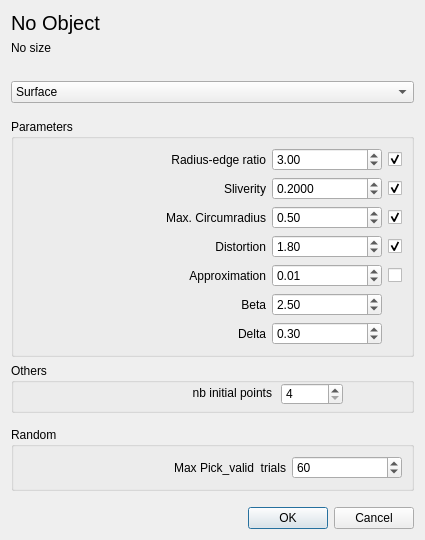
This is Anisotropic_mesh_3/demo/ui_files/Aniso_meshing_dialog.ui in MaelRL/cgal as Qt 5 draws it before an edit. The edited form follows.
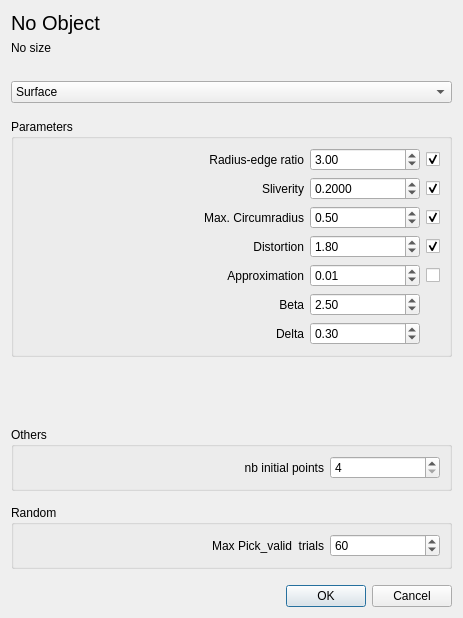
This is the edited form.

```diff
--- a/Anisotropic_mesh_3/demo/ui_files/Aniso_meshing_dialog.ui
+++ b/Anisotropic_mesh_3/demo/ui_files/Aniso_meshing_dialog.ui
@@ -9,8 +9,8 @@
    <rect>
     <x>0</x>
     <y>0</y>
-    <width>425</width>
-    <height>536</height>
+    <width>437</width>
+    <height>618</height>
    </rect>
   </property>
   <property name="windowTitle">
@@ -96,17 +96,73 @@
      <property name="title">
       <string>Parameters</string>
      </property>
-     <layout class="QGridLayout" name="gridLayout_2" rowstretch="0,0,0,0,0,0,0,0" columnstretch="2,0,0">
-      <item row="0" column="0">
-       <widget class="QLabel" name="radiusEdgeRatio_label">
+     <layout class="QGridLayout" name="gridLayout_2" rowstretch="0,0,0,0,0,0,0,0,0,0" columnstretch="2,0,0">
+      <item row="0" column="2">
+       <widget class="QCheckBox" name="noRadiusEdgeRatio">
+        <property name="toolTip">
+         <string>Enable/Disable parameter</string>
+        </property>
         <property name="text">
-         <string>Radius-edge ratio</string>
+         <string/>
+        </property>
+        <property name="checked">
+         <bool>true</bool>
+        </property>
+       </widget>
+      </item>
+      <item row="4" column="0">
+       <widget class="QLabel" name="approx_label">
+        <property name="text">
+         <string>Approximation</string>
+        </property>
+        <property name="alignment">
+         <set>Qt::AlignRight|Qt::AlignTrailing|Qt::AlignVCenter</set>
+        </property>
+       </widget>
+      </item>
+      <item row="3" column="1">
+       <widget class="QDoubleSpinBox" name="distortion">
+        <property name="singleStep">
+         <double>0.100000000000000</double>
+        </property>
+        <property name="value">
+         <double>1.800000000000000</double>
+        </property>
+       </widget>
+      </item>
+      <item row="2" column="0">
+       <widget class="QLabel" name="circumradius_label">
+        <property name="text">
+         <string>Max. Circumradius</string>
         </property>
         <property name="alignment">
          <set>Qt::AlignRight|Qt::AlignTrailing|Qt::AlignVCenter</set>
         </property>
         <property name="buddy">
-         <cstring>radius_edge_ratio</cstring>
+         <cstring>circumradius</cstring>
+        </property>
+       </widget>
+      </item>
+      <item row="2" column="2">
+       <widget class="QCheckBox" name="noCircumradius">
+        <property name="toolTip">
+         <string>Enable/Disable parameter</string>
+        </property>
+        <property name="text">
+         <string/>
+        </property>
+        <property name="checked">
+         <bool>true</bool>
+        </property>
+       </widget>
+      </item>
+      <item row="4" column="2">
+       <widget class="QCheckBox" name="noApproximation">
+        <property name="text">
+         <string/>
+        </property>
+        <property name="checked">
+         <bool>false</bool>
         </property>
        </widget>
       </item>
@@ -126,11 +182,8 @@
         </property>
        </widget>
       </item>
-      <item row="0" column="2">
-       <widget class="QCheckBox" name="noRadiusEdgeRatio">
-        <property name="toolTip">
-         <string>Enable/Disable parameter</string>
-        </property>
+      <item row="3" column="2">
+       <widget class="QCheckBox" name="noDistortion">
         <property name="text">
          <string/>
         </property>
@@ -152,51 +205,6 @@
         </property>
        </widget>
       </item>
-      <item row="1" column="1">
-       <widget class="QDoubleSpinBox" name="sliverity">
-        <property name="minimumSize">
-         <size>
-          <width>110</width>
-          <height>0</height>
-         </size>
-        </property>
-        <property name="decimals">
-         <number>4</number>
-        </property>
-        <property name="singleStep">
-         <double>0.100000000000000</double>
-        </property>
-        <property name="value">
-         <double>0.200000000000000</double>
-        </property>
-       </widget>
-      </item>
-      <item row="1" column="2">
-       <widget class="QCheckBox" name="noSliverity">
-        <property name="toolTip">
-         <string>Enable/Disable parameter</string>
-        </property>
-        <property name="text">
-         <string/>
-        </property>
-        <property name="checked">
-         <bool>true</bool>
-        </property>
-       </widget>
-      </item>
-      <item row="2" column="0">
-       <widget class="QLabel" name="circumradius_label">
-        <property name="text">
-         <string>Max. Circumradius</string>
-        </property>
-        <property name="alignment">
-         <set>Qt::AlignRight|Qt::AlignTrailing|Qt::AlignVCenter</set>
-        </property>
-        <property name="buddy">
-         <cstring>circumradius</cstring>
-        </property>
-       </widget>
-      </item>
       <item row="2" column="1">
        <widget class="QDoubleSpinBox" name="circumradius">
         <property name="minimumSize">
@@ -219,49 +227,22 @@
         </property>
        </widget>
       </item>
-      <item row="2" column="2">
-       <widget class="QCheckBox" name="noCircumradius">
-        <property name="toolTip">
-         <string>Enable/Disable parameter</string>
+      <item row="1" column="1">
+       <widget class="QDoubleSpinBox" name="sliverity">
+        <property name="minimumSize">
+         <size>
+          <width>110</width>
+          <height>0</height>
+         </size>
         </property>
-        <property name="text">
-         <string/>
+        <property name="decimals">
+         <number>4</number>
         </property>
-        <property name="checked">
-         <bool>true</bool>
-        </property>
-       </widget>
-      </item>
-      <item row="3" column="1">
-       <widget class="QDoubleSpinBox" name="distortion">
         <property name="singleStep">
          <double>0.100000000000000</double>
         </property>
         <property name="value">
-         <double>1.800000000000000</double>
-        </property>
-       </widget>
-      </item>
-      <item row="3" column="0">
-       <widget class="QLabel" name="distortion_label">
-        <property name="layoutDirection">
-         <enum>Qt::LeftToRight</enum>
-        </property>
-        <property name="text">
-         <string>Distortion</string>
-        </property>
-        <property name="alignment">
-         <set>Qt::AlignRight|Qt::AlignTrailing|Qt::AlignVCenter</set>
-        </property>
-       </widget>
-      </item>
-      <item row="3" column="2">
-       <widget class="QCheckBox" name="noDistortion">
-        <property name="text">
-         <string/>
-        </property>
-        <property name="checked">
-         <bool>true</bool>
+         <double>0.200000000000000</double>
         </property>
        </widget>
       </item>
@@ -275,16 +256,6 @@
         </property>
        </widget>
       </item>
-      <item row="5" column="1">
-       <widget class="QDoubleSpinBox" name="beta">
-        <property name="singleStep">
-         <double>0.100000000000000</double>
-        </property>
-        <property name="value">
-         <double>2.500000000000000</double>
-        </property>
-       </widget>
-      </item>
       <item row="6" column="0">
        <widget class="QLabel" name="delta_label">
         <property name="text">
@@ -295,23 +266,13 @@
         </property>
        </widget>
       </item>
-      <item row="6" column="1">
-       <widget class="QDoubleSpinBox" name="delta">
+      <item row="5" column="1">
+       <widget class="QDoubleSpinBox" name="beta">
         <property name="singleStep">
          <double>0.100000000000000</double>
         </property>
         <property name="value">
-         <double>0.300000000000000</double>
-        </property>
-       </widget>
-      </item>
-      <item row="4" column="0">
-       <widget class="QLabel" name="approx_label">
-        <property name="text">
-         <string>Approximation</string>
-        </property>
-        <property name="alignment">
-         <set>Qt::AlignRight|Qt::AlignTrailing|Qt::AlignVCenter</set>
+         <double>2.500000000000000</double>
         </property>
        </widget>
       </item>
@@ -325,13 +286,52 @@
         </property>
        </widget>
       </item>
-      <item row="4" column="2">
-       <widget class="QCheckBox" name="noApproximation">
+      <item row="3" column="0">
+       <widget class="QLabel" name="distortion_label">
+        <property name="layoutDirection">
+         <enum>Qt::LeftToRight</enum>
+        </property>
+        <property name="text">
+         <string>Distortion</string>
+        </property>
+        <property name="alignment">
+         <set>Qt::AlignRight|Qt::AlignTrailing|Qt::AlignVCenter</set>
+        </property>
+       </widget>
+      </item>
+      <item row="0" column="0">
+       <widget class="QLabel" name="radiusEdgeRatio_label">
+        <property name="text">
+         <string>Radius-edge ratio</string>
+        </property>
+        <property name="alignment">
+         <set>Qt::AlignRight|Qt::AlignTrailing|Qt::AlignVCenter</set>
+        </property>
+        <property name="buddy">
+         <cstring>radius_edge_ratio</cstring>
+        </property>
+       </widget>
+      </item>
+      <item row="6" column="1">
+       <widget class="QDoubleSpinBox" name="delta">
+        <property name="singleStep">
+         <double>0.100000000000000</double>
+        </property>
+        <property name="value">
+         <double>0.300000000000000</double>
+        </property>
+       </widget>
+      </item>
+      <item row="1" column="2">
+       <widget class="QCheckBox" name="noSliverity">
+        <property name="toolTip">
+         <string>Enable/Disable parameter</string>
+        </property>
         <property name="text">
          <string/>
         </property>
         <property name="checked">
-         <bool>false</bool>
+         <bool>true</bool>
         </property>
        </widget>
       </item>
@@ -353,50 +353,46 @@
    </item>
    <item>
     <widget class="QGroupBox" name="groupBox_3">
-     <property name="minimumSize">
-      <size>
-       <width>0</width>
-       <height>50</height>
-      </size>
-     </property>
      <property name="title">
       <string>Others</string>
      </property>
-     <widget class="QLabel" name="nbInitPointLabel">
-      <property name="geometry">
-       <rect>
-        <x>180</x>
-        <y>20</y>
-        <width>81</width>
-        <height>20</height>
-       </rect>
-      </property>
-      <property name="text">
-       <string>nb initial points</string>
-      </property>
-      <property name="alignment">
-       <set>Qt::AlignRight|Qt::AlignTrailing|Qt::AlignVCenter</set>
-      </property>
-     </widget>
-     <widget class="QDoubleSpinBox" name="nbInitialPoints">
-      <property name="geometry">
-       <rect>
-        <x>270</x>
-        <y>20</y>
-        <width>62</width>
-        <height>22</height>
-       </rect>
-      </property>
-      <property name="decimals">
-       <number>0</number>
-      </property>
-      <property name="minimum">
-       <double>4.000000000000000</double>
-      </property>
-      <property name="maximum">
-       <double>1000.000000000000000</double>
-      </property>
-     </widget>
+     <layout class="QGridLayout" name="gridLayout">
+      <item row="0" column="2">
+       <widget class="QDoubleSpinBox" name="nbInitialPoints">
+        <property name="minimumSize">
+         <size>
+          <width>110</width>
+          <height>0</height>
+         </size>
+        </property>
+        <property name="maximumSize">
+         <size>
+          <width>110</width>
+          <height>16777215</height>
+         </size>
+        </property>
+        <property name="decimals">
+         <number>0</number>
+        </property>
+        <property name="minimum">
+         <double>4.000000000000000</double>
+        </property>
+        <property name="maximum">
+         <double>1000.000000000000000</double>
+        </property>
+       </widget>
+      </item>
+      <item row="0" column="1">
+       <widget class="QLabel" name="nbInitPointLabel">
+        <property name="text">
+         <string>nb initial points</string>
+        </property>
+        <property name="alignment">
+         <set>Qt::AlignRight|Qt::AlignTrailing|Qt::AlignVCenter</set>
+        </property>
+       </widget>
+      </item>
+     </layout>
     </widget>
    </item>
    <item>
@@ -442,6 +438,12 @@
       </item>
       <item row="0" column="0">
        <widget class="QLabel" name="maxTries_label">
+        <property name="minimumSize">
+         <size>
+          <width>301</width>
+          <height>0</height>
+         </size>
+        </property>
         <property name="text">
          <string>Max Pick_valid  trials</string>
         </property>
```
Left out of the diff: 40 changed lines with no effect on the pictures.
